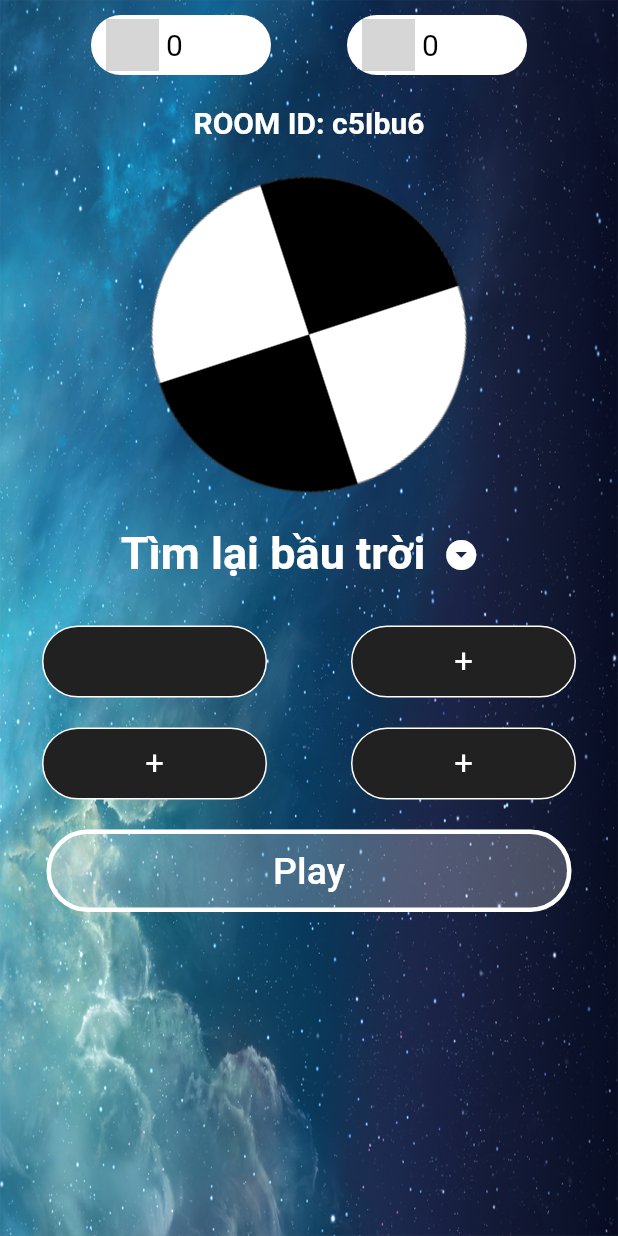
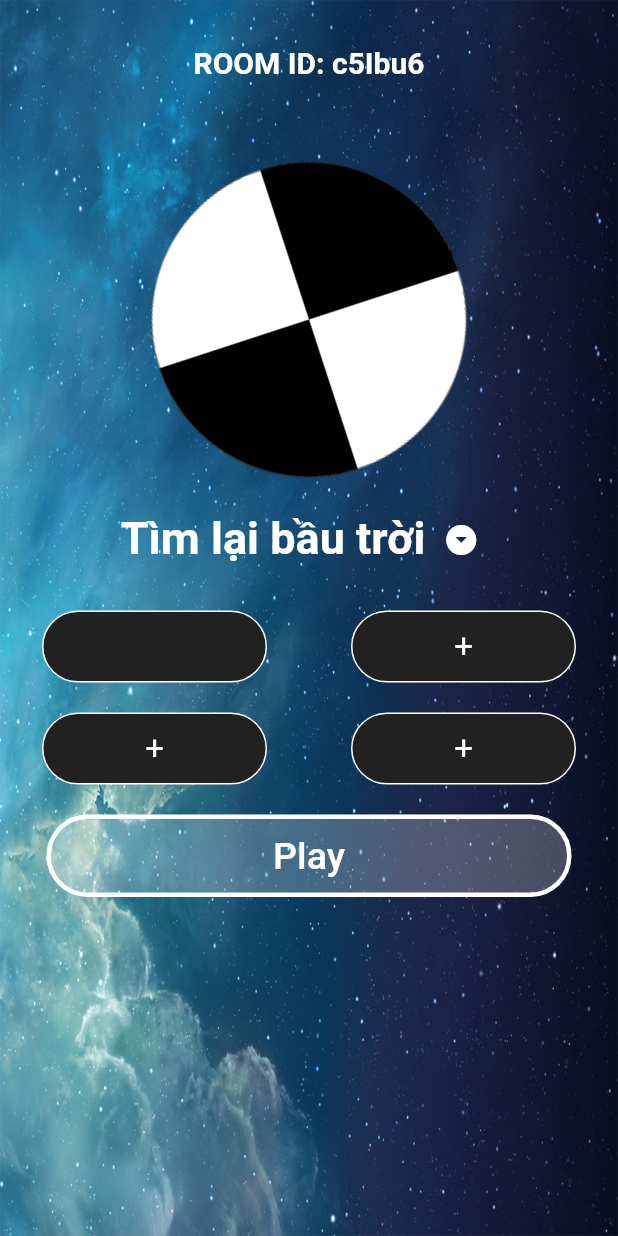
Before and after one commit to ngovanphat/QLDAPM-Project-PianoTile, a Flutter app: the CreateRoom screen opened directly, on a phone screen of 412 x 824 dp. Run offline on Flutter 3.47's test engine with Material 2 defaults, Android fonts, the phone set to English and light mode, and no system bars; our stand-ins replace audioplayers, firebase_auth, firebase_core, firebase_database, firebase_storage, flutter_spinkit and 6 more; missing offline and left inert: flutter_midi, marquee_flutter, permissions_plugin; accounts and stored records are empty; project files that could hold a hidden picture were left out; grey boxes are pictures that could not be loaded.

Commit message:
change Screen create room and join room

```diff
--- a/lib/views/create_room.dart
+++ b/lib/views/create_room.dart
@@ -199,15 +199,14 @@ class _CreateRoomState extends State<CreateRoom>
                 fit: StackFit.passthrough,
                 children: [
                   Image.asset('assets/images/background.jpg', fit: BoxFit.fill),
-                  RowOnTop(context, 0, 0),
                   Container(
-                      margin: EdgeInsets.only(top: 70),
+                      margin: EdgeInsets.only(top: 30),
                       child: Column(
                           mainAxisAlignment: MainAxisAlignment.start,
                           crossAxisAlignment: CrossAxisAlignment.center,
                           children: [
                             Container(
-                              margin: EdgeInsets.only(bottom: 20),
+                              margin: EdgeInsets.only(bottom: 50),
                               child: Row(
                                 mainAxisAlignment: MainAxisAlignment.center,
                                 children: <Widget>[
--- a/lib/views/join_room.dart
+++ b/lib/views/join_room.dart
@@ -98,15 +98,14 @@ class _JoinRoomState extends State<JoinRoom> with SingleTickerProviderStateMixin
           fit: StackFit.passthrough,
           children: [
             Image.asset('assets/images/background.jpg', fit: BoxFit.fill),
-            RowOnTop(context, 0, 0),
             Container(
-                margin: EdgeInsets.only(top: 70),
+                margin: EdgeInsets.only(top: 30),
                 child: Column(
                     mainAxisAlignment: MainAxisAlignment.start,
                     crossAxisAlignment: CrossAxisAlignment.center,
                     children: [
                       Container(
-                        margin: EdgeInsets.only(bottom: 20),
+                        margin: EdgeInsets.only(bottom: 50),
                         child: Row(
                           mainAxisAlignment: MainAxisAlignment.center,
                           children: <Widget>[
```
